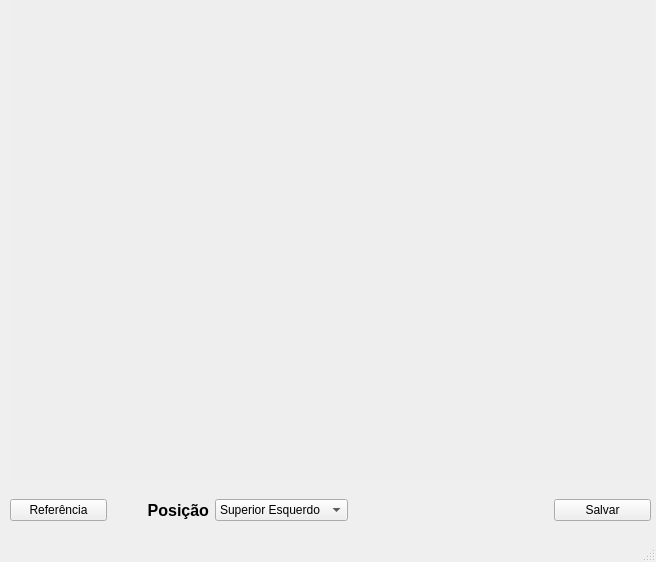
This is interface/cruzetas.ui in Red-Dragons-UFSCar/red-visao as Qt 5 draws it before an edit. The edited form follows.
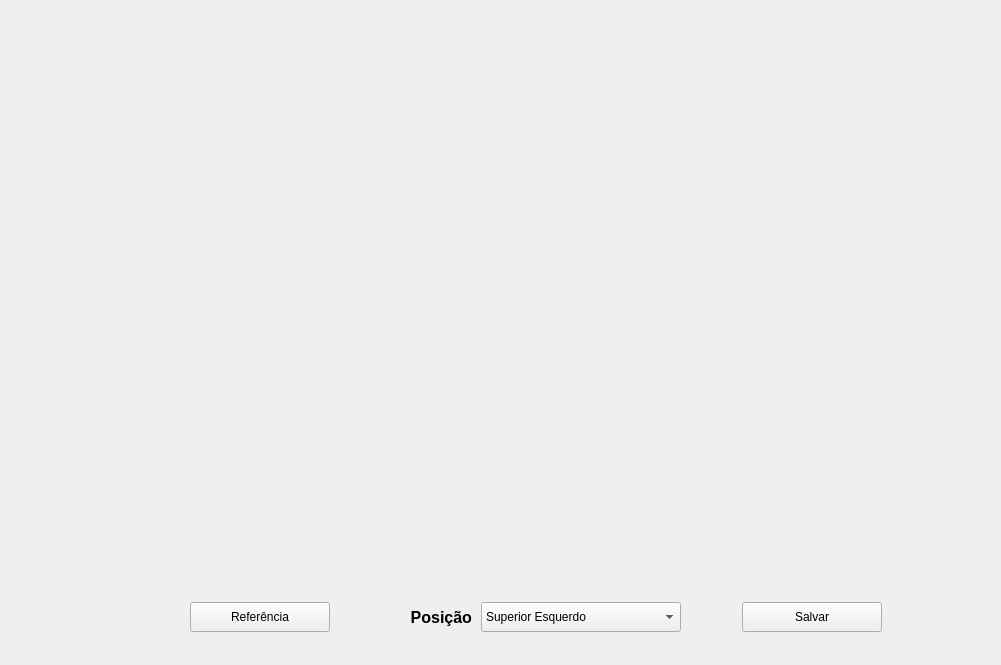
This is the edited form.

The edit to the form file:
```diff
--- a/interface/cruzetas.ui
+++ b/interface/cruzetas.ui
@@ -1,24 +1,23 @@
 <?xml version="1.0" encoding="UTF-8"?>
 <ui version="4.0">
- <class>MainWindow</class>
- <widget class="QMainWindow" name="MainWindow">
+ <class>Form</class>
+ <widget class="QWidget" name="Form">
   <property name="geometry">
    <rect>
     <x>0</x>
     <y>0</y>
-    <width>656</width>
-    <height>562</height>
+    <width>1001</width>
+    <height>665</height>
    </rect>
   </property>
   <property name="windowTitle">
    <string>Cruzetas</string>
   </property>
-  <widget class="QWidget" name="centralwidget">
    <widget class="QLabel" name="QT_Imagem">
     <property name="geometry">
      <rect>
-      <x>10</x>
-      <y>0</y>
+     <x>230</x>
+     <y>20</y>
       <width>640</width>
       <height>480</height>
      </rect>
@@ -30,25 +29,72 @@
      <string/>
     </property>
    </widget>
-   <widget class="QWidget" name="horizontalLayoutWidget">
+  <widget class="QComboBox" name="QT_posicao">
     <property name="geometry">
      <rect>
-      <x>10</x>
-      <y>490</y>
-      <width>641</width>
-      <height>41</height>
-     </rect>
-    </property>
-    <layout class="QHBoxLayout" name="horizontalLayout">
+     <x>481</x>
+     <y>602</y>
+     <width>200</width>
+     <height>30</height>
+    </rect>
+   </property>
+   <property name="sizePolicy">
+    <sizepolicy hsizetype="Preferred" vsizetype="Fixed">
+     <horstretch>0</horstretch>
+     <verstretch>0</verstretch>
+    </sizepolicy>
+   </property>
      <item>
+    <property name="text">
+     <string>Superior Esquerdo</string>
+    </property>
+   </item>
+   <item>
+    <property name="text">
+     <string>Superior Direito</string>
+    </property>
+   </item>
+   <item>
+    <property name="text">
+     <string>Inferior Esquerdo</string>
+    </property>
+   </item>
+  </widget>
       <widget class="QPushButton" name="QT_btReferencia">
+   <property name="geometry">
+    <rect>
+     <x>190</x>
+     <y>602</y>
+     <width>140</width>
+     <height>30</height>
+    </rect>
+   </property>
        <property name="text">
         <string>Referência</string>
        </property>
       </widget>
-     </item>
-     <item>
+  <widget class="QPushButton" name="QT_btFinalizar">
+   <property name="geometry">
+    <rect>
+     <x>742</x>
+     <y>602</y>
+     <width>140</width>
+     <height>30</height>
+    </rect>
+   </property>
+   <property name="text">
+    <string>Salvar</string>
+   </property>
+  </widget>
       <widget class="QLabel" name="label">
+   <property name="geometry">
+    <rect>
+     <x>332</x>
+     <y>602</y>
+     <width>140</width>
+     <height>30</height>
+    </rect>
+   </property>
        <property name="sizePolicy">
         <sizepolicy hsizetype="Preferred" vsizetype="Preferred">
          <horstretch>0</horstretch>
@@ -69,69 +115,6 @@
         <set>Qt::AlignRight|Qt::AlignTrailing|Qt::AlignVCenter</set>
        </property>
       </widget>
-     </item>
-     <item>
-      <widget class="QComboBox" name="QT_posicao">
-       <property name="sizePolicy">
-        <sizepolicy hsizetype="Preferred" vsizetype="Fixed">
-         <horstretch>0</horstretch>
-         <verstretch>0</verstretch>
-        </sizepolicy>
-       </property>
-       <item>
-        <property name="text">
-         <string>Superior Esquerdo</string>
-        </property>
-       </item>
-       <item>
-        <property name="text">
-         <string>Superior Direito</string>
-        </property>
-       </item>
-       <item>
-        <property name="text">
-         <string>Inferior Esquerdo</string>
-        </property>
-       </item>
-      </widget>
-     </item>
-     <item>
-      <spacer name="horizontalSpacer">
-       <property name="orientation">
-        <enum>Qt::Horizontal</enum>
-       </property>
-       <property name="sizeType">
-        <enum>QSizePolicy::Fixed</enum>
-       </property>
-       <property name="sizeHint" stdset="0">
-        <size>
-         <width>200</width>
-         <height>20</height>
-        </size>
-       </property>
-      </spacer>
-     </item>
-     <item>
-      <widget class="QPushButton" name="QT_btFinalizar">
-       <property name="text">
-        <string>Salvar</string>
-       </property>
-      </widget>
-     </item>
-    </layout>
-   </widget>
-  </widget>
-  <widget class="QMenuBar" name="menubar">
-   <property name="geometry">
-    <rect>
-     <x>0</x>
-     <y>0</y>
-     <width>656</width>
-     <height>28</height>
-    </rect>
-   </property>
-  </widget>
-  <widget class="QStatusBar" name="statusbar"/>
  </widget>
  <resources/>
  <connections/>
```
Left out of the diff: 2 changed lines with no effect on the pictures. Lines whose indentation alone changed are shown as unchanged.
